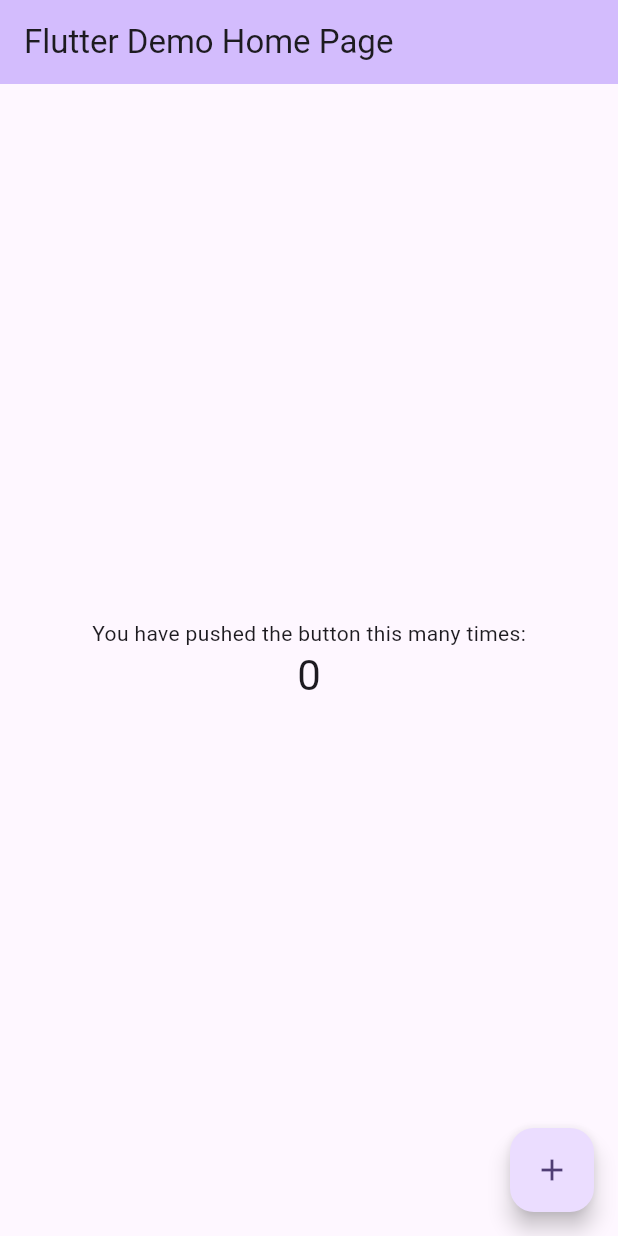
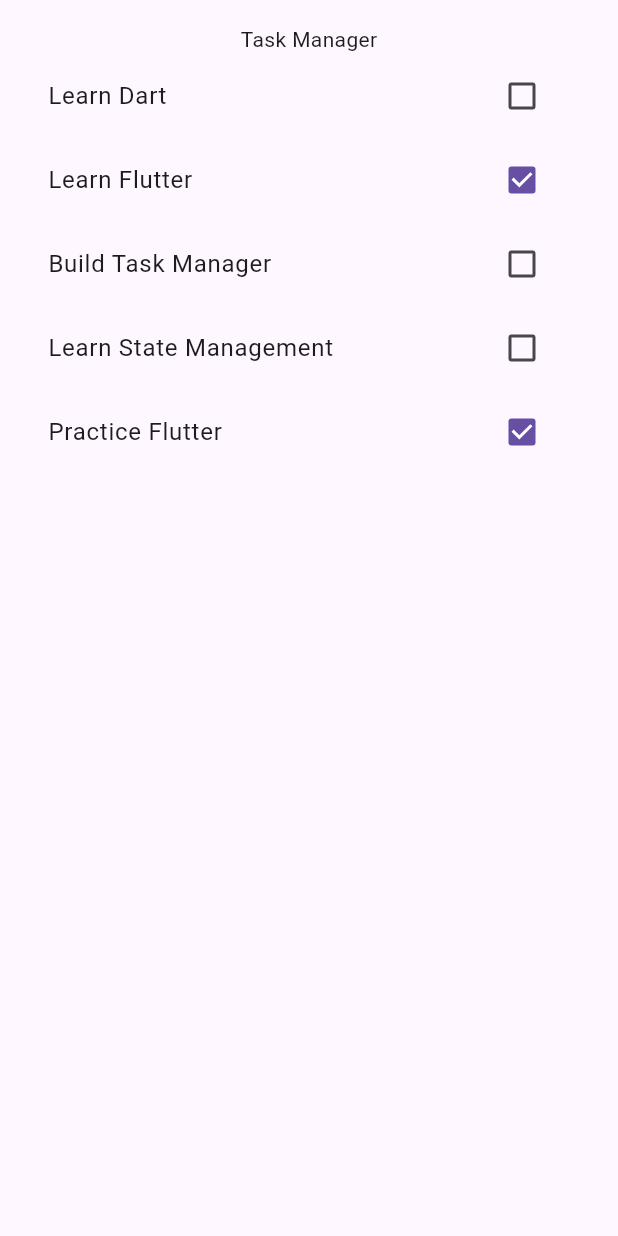
Before and after one commit to Pranav-9117/task_manager_v2, a Flutter app: the screen it shows after launch, on a phone screen of 412 x 824 dp. Run offline on Flutter 3.47's test engine with Material 3 defaults, Android fonts, the light colour scheme and no system bars.

Commit message:
final commit

```diff
--- a/lib/main.dart
+++ b/lib/main.dart
@@ -2,6 +2,83 @@ import 'package:flutter/material.dart';
 
 void main() {
   runApp(const MyApp());
+}
+
+class Task{
+
+  String title;
+  bool completed;
+
+  Task({
+    required this.title,
+    required this.completed
+  });
+
+}
+
+class TaskManager extends StatefulWidget{
+
+  const TaskManager({super.key});
+
+  @override
+  State<TaskManager> createState() => _TaskManagerState();
+}
+class _TaskManagerState extends State<TaskManager>{
+
+  final List<Task> _tasks = [
+    Task(title: 'Learn Dart', completed: false),
+    Task(title: 'Learn Flutter', completed: true),
+    Task(title: 'Build Task Manager', completed: false),
+    Task(title: 'Learn State Management', completed: false),
+    Task(title: 'Practice Flutter', completed: true),
+  ];
+
+  @override
+  Widget build(BuildContext context){
+
+    return Scaffold(
+      body:Padding(
+        padding: EdgeInsets.all(16),
+        child: Column(
+          children: [
+            Text("Task Manager"),
+            Expanded(
+              child:ListView.builder(
+                itemBuilder: (context,index){
+                  final task = _tasks[index];
+                  return
+
+                      ListTile(
+                        title: Text(task.title),
+                        trailing: Checkbox(
+                          value: task.completed,
+                          onChanged: (bool? newValue) {
+                            setState(() {
+                              task.completed=newValue!;
+
+                            });
+
+                          },
+                        ),
+                      );
+
+                },
+                itemCount: _tasks.length,
+
+              )
+            )
+
+          ],
+
+        )
+
+      ),
+
+
+    );
+
+  }
+
 }
 
 class MyApp extends StatelessWidget {
@@ -12,111 +89,7 @@ class MyApp extends StatelessWidget {
   Widget build(BuildContext context) {
     return MaterialApp(
       title: 'Flutter Demo',
-      theme: ThemeData(
-        // This is the theme of your application.
-        //
-        // TRY THIS: Try running your application with "flutter run". You'll see
-        // the application has a purple toolbar. Then, without quitting the app,
-        // try changing the seedColor in the colorScheme below to Colors.green
-        // and then invoke "hot reload" (save your changes or press the "hot
-        // reload" button in a Flutter-supported IDE, or press "r" if you used
-        // the command line to start the app).
-        //
-        // Notice that the counter didn't reset back to zero; the application
-        // state is not lost during the reload. To reset the state, use hot
-        // restart instead.
-        //
-        // This works for code too, not just values: Most code changes can be
-        // tested with just a hot reload.
-        colorScheme: .fromSeed(seedColor: Colors.deepPurple),
-      ),
-      home: const MyHomePage(title: 'Flutter Demo Home Page'),
+      home:const TaskManager()
     );
   }
 }
-
-class MyHomePage extends StatefulWidget {
-  const MyHomePage({super.key, required this.title});
-
-  // This widget is the home page of your application. It is stateful, meaning
-  // that it has a State object (defined below) that contains fields that affect
-  // how it looks.
-
-  // This class is the configuration for the state. It holds the values (in this
-  // case the title) provided by the parent (in this case the App widget) and
-  // used by the build method of the State. Fields in a Widget subclass are
-  // always marked "final".
-
-  final String title;
-
-  @override
-  State<MyHomePage> createState() => _MyHomePageState();
-}
-
-class _MyHomePageState extends State<MyHomePage> {
-  int _counter = 0;
-
-  void _incrementCounter() {
-    setState(() {
-      // This call to setState tells the Flutter framework that something has
-      // changed in this State, which causes it to rerun the build method below
-      // so that the display can reflect the updated values. If we changed
-      // _counter without calling setState(), then the build method would not be
-      // called again, and so nothing would appear to happen.
-      _counter++;
-    });
-  }
-
-  @override
-  Widget build(BuildContext context) {
-    // This method is rerun every time setState is called, for instance as done
-    // by the _incrementCounter method above.
-    //
-    // The Flutter framework has been optimized to make rerunning build methods
-    // fast, so that you can just rebuild anything that needs updating rather
-    // than having to individually change instances of widgets.
-    return Scaffold(
-      appBar: AppBar(
-        // TRY THIS: Try changing the color here to a specific color (to
-        // Colors.amber, perhaps?) and trigger a hot reload to see the AppBar
-        // change color while the other colors stay the same.
-        backgroundColor: Theme.of(context).colorScheme.inversePrimary,
-        // Here we take the value from the MyHomePage object that was created by
-        // the App.build method, and use it to set our appbar title.
-        title: Text(widget.title),
-      ),
-      body: Center(
-        // Center is a layout widget. It takes a single child and positions it
-        // in the middle of the parent.
-        child: Column(
-          // Column is also a layout widget. It takes a list of children and
-          // arranges them vertically. By default, it sizes itself to fit its
-          // children horizontally, and tries to be as tall as its parent.
-          //
-          // Column has various properties to control how it sizes itself and
-          // how it positions its children. Here we use mainAxisAlignment to
-          // center the children vertically; the main axis here is the vertical
-          // axis because Columns are vertical (the cross axis would be
-          // horizontal).
-          //
-          // TRY THIS: Invoke "debug painting" (choose the "Toggle Debug Paint"
-          // action in the IDE, or press "p" in the console), to see the
-          // wireframe for each widget.
-          mainAxisAlignment: .center,
-          children: [
-            const Text('You have pushed the button this many times:'),
-            Text(
-              '$_counter',
-              style: Theme.of(context).textTheme.headlineMedium,
-            ),
-          ],
-        ),
-      ),
-      floatingActionButton: FloatingActionButton(
-        onPressed: _incrementCounter,
-        tooltip: 'Increment',
-        child: const Icon(Icons.add),
-      ),
-    );
-  }
-}
```
